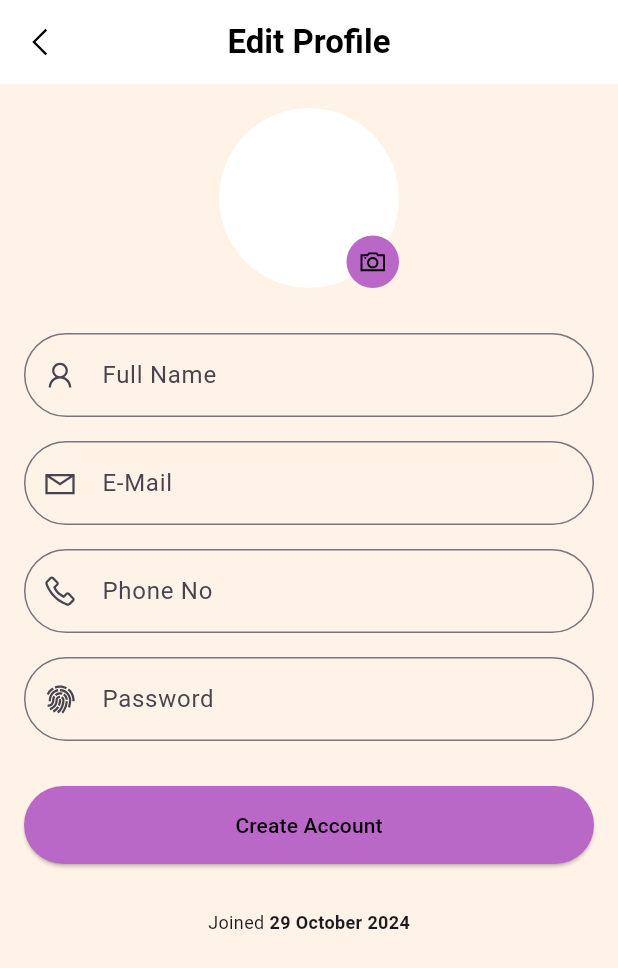
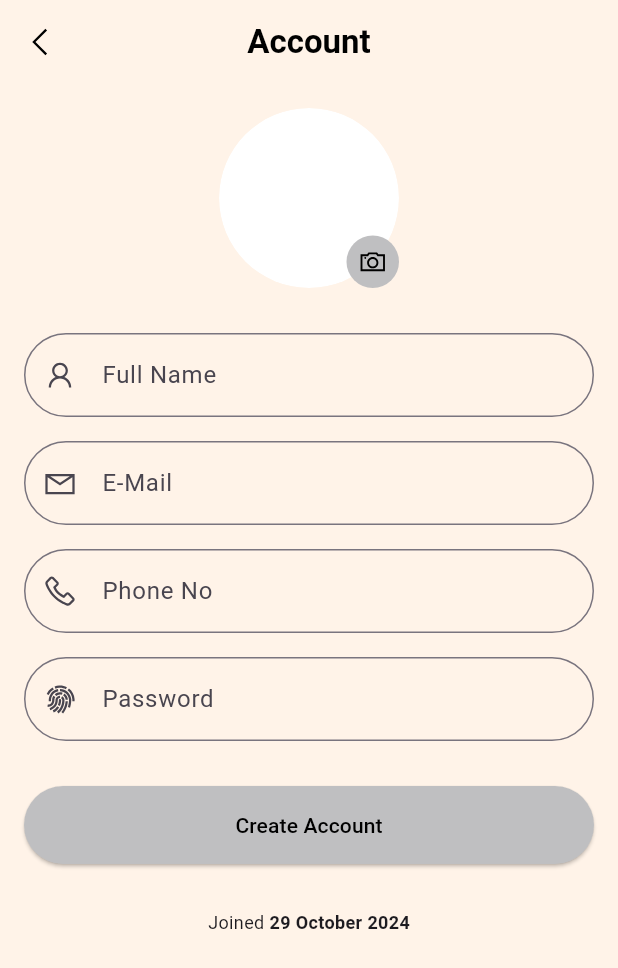
Before and after one commit to legendarycoconutkai/hackathon_x_project, a Flutter app: the Profile screen opened directly, on a phone screen of 412 x 824 dp. Shown: the top 968 px of the screen. Run offline on Flutter 3.47's test engine with Material 3 defaults, Android fonts, the phone set to English and light mode, and no system bars; our stand-ins replace flutter_dotenv, flutter_keyboard_visibility, google_generative_ai, image_picker, line_awesome_flutter, sliding_up_panel and 1 more.

Commit message:
build settings, colour changes, backend completion

```diff
--- a/lib/backend/message_to_event.dart
+++ b/lib/backend/message_to_event.dart
@@ -1,4 +1,3 @@
-import 'dart:developer';
 
 import 'package:flutter/material.dart';
 import 'package:flutter_dotenv/flutter_dotenv.dart';
--- a/lib/backend/user_info.dart
+++ b/lib/backend/user_info.dart
@@ -1,12 +1,13 @@
-// user_info.dart
+import 'package:image_picker/image_picker.dart';
 
 class UserInfo {
   static final UserInfo _instance = UserInfo._internal();
 
-  String? _name;
-  String? _email;
-  String? _phoneNo;
-  String? _password;
+  String? _name = '';
+  String? _email = '';
+  String? _phoneNo = '';
+  String? _password = '';
+  XFile? _image;
 
   factory UserInfo() {
     return _instance;
@@ -19,6 +20,7 @@ class UserInfo {
   String? get email => _email;
   String? get phoneNo => _phoneNo;
   String? get password => _password;
+  XFile? get image => _image;
 
   // Setters
   set name(String? name) {
@@ -37,11 +39,22 @@ class UserInfo {
     _password = password;
   }
 
+  set image(XFile? image) {
+    _image = image;
+  }
+
   // Method to update all fields
-  void updateUserInfo({String? name, String? email, String? phoneNo, String? password}) {
+  void updateUserInfo({String? name, String? email, String? phoneNo, String? password, XFile? image}) {
     _name = name;
     _email = email;
     _phoneNo = phoneNo;
     _password = password;
+    _image = image;
   }
+
+  String? getName() => _name;
+  String? getEmail() => _email;
+  String? getPhoneNo() => _phoneNo;
+  String? getPassword() => _password;
+  XFile? getImage() => _image;
 }
--- a/lib/navbar.dart
+++ b/lib/navbar.dart
@@ -22,7 +22,7 @@ class _FrameState extends State<Frame> {
     const Discover(),
     const Home(),
     const Shop(),
-    const UserProfilePage(),
+    UserProfilePage(),
   ];
 
   @override
--- a/lib/page/home.dart
+++ b/lib/page/home.dart
@@ -1,4 +1,3 @@
-import 'dart:developer' as developer;
 import 'dart:io';
 import 'dart:math';
 
--- a/lib/page/journalpage.dart
+++ b/lib/page/journalpage.dart
@@ -1,4 +1,5 @@
 import 'package:flutter/material.dart';
+import 'package:hackathon_x_project/backend/colour.dart';
 import 'package:hackathon_x_project/backend/event_model.dart';
 import 'package:table_calendar/table_calendar.dart';
 import 'package:intl/intl.dart';
@@ -56,6 +57,7 @@ class _JournalPageState extends State<JournalPage> {
   Widget build(BuildContext context) {
     return Scaffold(
       appBar: AppBar(
+        backgroundColor: background,
       ),
       body: Stack(
         children: [
--- a/lib/page/login.dart
+++ b/lib/page/login.dart
@@ -1,6 +1,7 @@
 import 'dart:developer';
 
 import 'package:flutter/material.dart';
+import 'package:hackathon_x_project/backend/colour.dart';
 import 'package:hackathon_x_project/navbar.dart';
 
 class LoginPage extends StatefulWidget {
@@ -41,6 +42,7 @@ class _LoginPageState extends State<LoginPage> {
               mainAxisAlignment: MainAxisAlignment.center,
               crossAxisAlignment: CrossAxisAlignment.center,
               children: [
+                Image.asset('assets/gif/happydog.gif'),
                 TextFormField(
                   controller: _emailController,
                   decoration: const InputDecoration(
@@ -81,7 +83,7 @@ class _LoginPageState extends State<LoginPage> {
                       );
                     },
                     style: ElevatedButton.styleFrom(
-                      backgroundColor: Colors.purple[300],
+                      backgroundColor: tertiary,
                       shape: const StadiumBorder(),
                       padding: const EdgeInsets.symmetric(vertical: 16),
                     ),
@@ -101,7 +103,7 @@ class _LoginPageState extends State<LoginPage> {
 }
 
 void main() {
-  runApp(MaterialApp(
+  runApp(const MaterialApp(
     home: LoginPage(),
   ));
 }
--- a/lib/page/profile.dart
+++ b/lib/page/profile.dart
@@ -1,6 +1,7 @@
 import 'dart:io';
 
 import 'package:flutter/material.dart';
+import 'package:hackathon_x_project/backend/colour.dart';
 import 'package:hackathon_x_project/backend/user_info.dart';
 import 'package:hackathon_x_project/navbar.dart';
 import 'package:image_picker/image_picker.dart';
@@ -23,7 +24,7 @@ class _ProfileState extends State<Profile> {
   Widget build(BuildContext context) {
     return Scaffold(
       appBar: AppBar(
-        backgroundColor: Colors.white,
+        backgroundColor: background,
         elevation: 0,
         leading: IconButton(
           onPressed: () {
@@ -32,7 +33,7 @@ class _ProfileState extends State<Profile> {
           icon: const Icon(LineAwesomeIcons.angle_left_solid, color: Colors.black),
         ),
         title: const Text(
-          "Edit Profile",
+          "Account",
           style: TextStyle(color: Colors.black, fontWeight: FontWeight.bold),
         ),
         centerTitle: true,
@@ -68,7 +69,7 @@ class _ProfileState extends State<Profile> {
                         width: 35,
                         height: 35,
                         decoration: BoxDecoration(
-                          color: Colors.purple[300],
+                          color: quaternary,
                           borderRadius: BorderRadius.circular(100),
                         ),
                         child: const Icon(
@@ -96,20 +97,20 @@ class _ProfileState extends State<Profile> {
                     _buildTextField(
                       label: 'E-Mail',
                       icon: LineAwesomeIcons.envelope,
-                      onChanged: (value) => userInfo.name = value,
+                      onChanged: (value) => userInfo.email = value,
                     ),
                     const SizedBox(height: 16),
                     _buildTextField(
                       label: 'Phone No',
                       icon: LineAwesomeIcons.phone_solid,
-                      onChanged: (value) => userInfo.name = value,
+                      onChanged: (value) => userInfo.phoneNo = value,
                     ),
                     const SizedBox(height: 16),
                     _buildTextField(
                       label: 'Password',
                       icon: LineAwesomeIcons.fingerprint_solid,
                       obscureText: true,
-                      onChanged: (value) => userInfo.name = value,
+                      onChanged: (value) => userInfo.password = value,
                     ),
                     const SizedBox(height: 30),
 
@@ -124,7 +125,7 @@ class _ProfileState extends State<Profile> {
                           );
                         },
                         style: ElevatedButton.styleFrom(
-                          backgroundColor: Colors.purple[300],
+                          backgroundColor: quaternary,
                           shape: const StadiumBorder(),
                           padding: const EdgeInsets.symmetric(vertical: 16),
                         ),
@@ -189,5 +190,6 @@ class _ProfileState extends State<Profile> {
         image = picker;
       });
     }
+    userInfo.image = image;
   }
 }
```
Also changed, not shown: lib/page/userprofilepage.dart (+56 -30 lines), pubspec.yaml (+5 -2 lines), assets/icon/icon.png (renamed from assets/images/icon.png), 30 other files.
